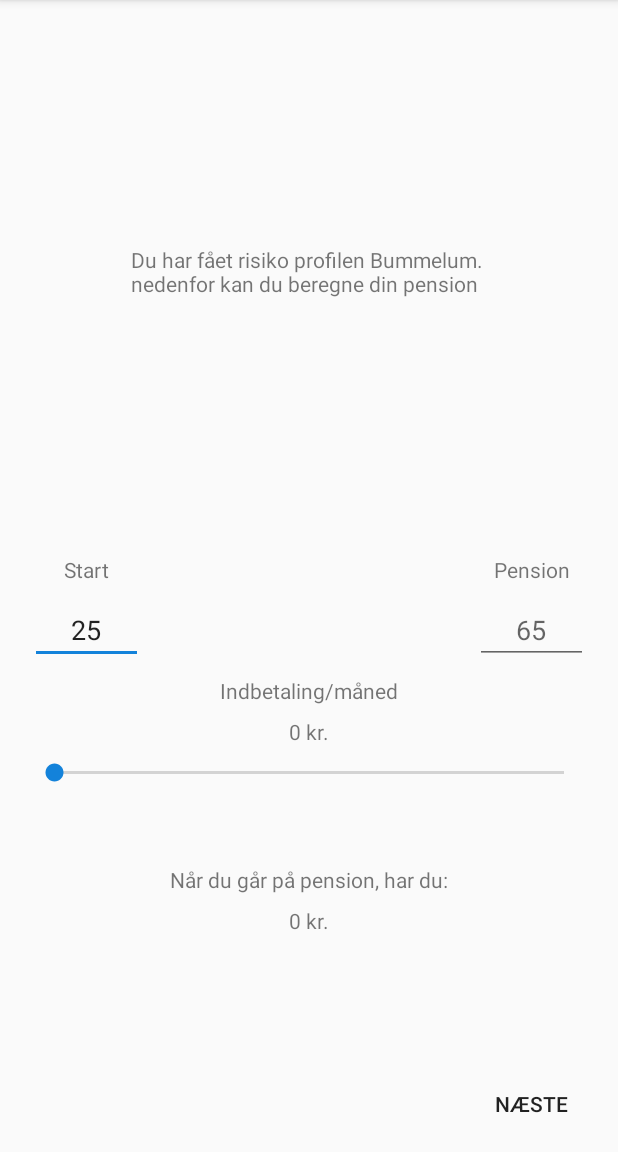
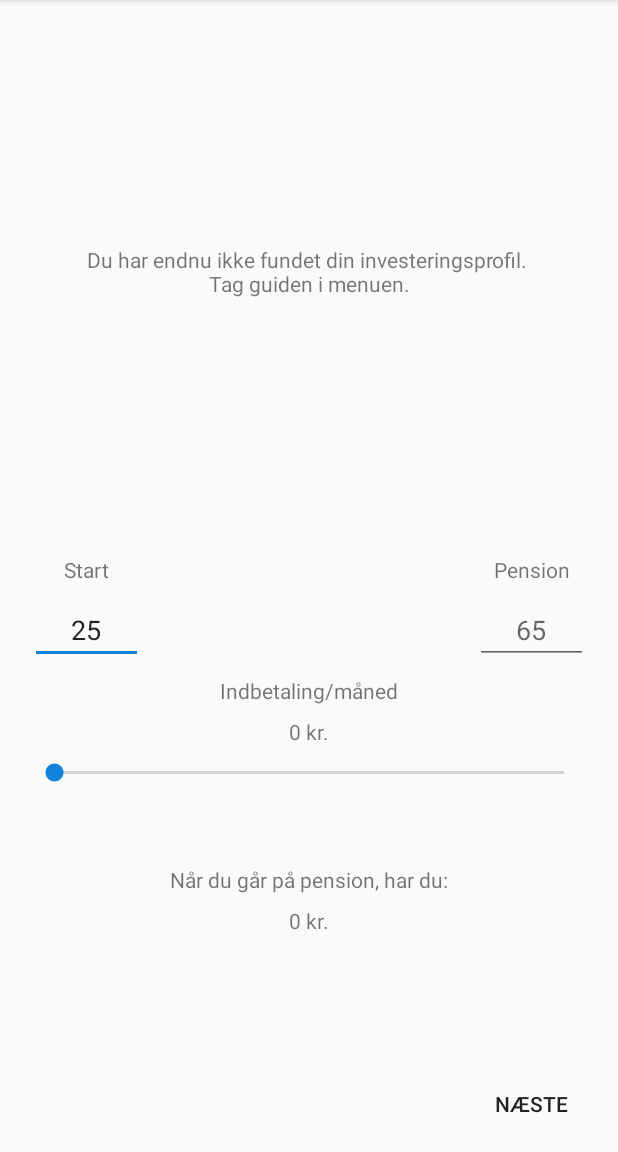
Before and after one commit to s147300/final_pensionconsult, an Android app: the fragment PensionCalc placed in its activity, in the side drawer, after a tap on "Pensions Beregning", on a phone screen of 412 x 824 dp, the part 84-1236 px from its top. Run offline under Robolectric (Android 15) with nearby library versions, the phone set to English and light mode, and no system bars; libraries missing offline, so code that uses them is left out: com.jjoe64.graphview; 2 statements that could not run were skipped.

Commit message:
Finishing touches. Attempt to implement graphs, but without luck due to viewpager not refreshing fragments.

```diff
--- a/app/build.gradle
+++ b/app/build.gradle
@@ -46,9 +46,9 @@ dependencies {
     compile 'com.android.support:appcompat-v7:26.+'
     compile 'com.android.support:design:26.+'
     compile 'com.android.support.constraint:constraint-layout:1.0.2'
-    compile "com.androidplot:androidplot-core:1.5.3"
     compile 'com.sun.mail:android-mail:1.6.0'
     compile 'com.sun.mail:android-activation:1.6.0'
+    compile 'com.jjoe64:graphview:4.2.1'
     testCompile 'junit:junit:4.12'
 }
 
--- a/app/src/main/java/com/example/jonathanlarsen/pensionconsultmainpage/Logic/PensionCalculates.java
+++ b/app/src/main/java/com/example/jonathanlarsen/pensionconsultmainpage/Logic/PensionCalculates.java
@@ -19,7 +19,7 @@ public class PensionCalculates {
     private float inflation = 1.02f;
     private float inflationPercent = (inflation - 1.00f) * 100;
 
-    private Number[] monthtlyStatus;
+    private int[] monthtlyStatus;
 
     public void setPensionStart(int start) { this.pensionSavingStart = start; }
     public void setPensionEnd(int end) { this.pensionSavingEnd = end; }
@@ -29,7 +29,7 @@ public class PensionCalculates {
     public int getRentIncome() { return rentIncome; }
     public float getRent() { return  interestRate * 100; }
     public float getInflation() { return (float) Math.rint(inflationPercent); }
-    public Number[] getMonthtlyStatus() { return monthtlyStatus; }
+    public int[] getMonthtlyStatus() { return monthtlyStatus; }
     public int getYears() { return years; }
 
 
@@ -40,7 +40,7 @@ public class PensionCalculates {
 
     private void calculateResult() {
         years = pensionSavingEnd - pensionSavingStart;
-        monthtlyStatus = new Number[years];
+        monthtlyStatus = new int[years];
 
         float tmpResult = 0;
         for (int i = 0; i < years; i++) {
@@ -51,7 +51,7 @@ public class PensionCalculates {
             monthtlyStatus[i] = (int) (tmpResult * laborMarket * tax * inflation);
         }
 
-        tmpResult = tmpResult * laborMarket * tax * inflation;
+        tmpResult = monthtlyStatus[years-1];
 
         // parse result to an int
         result = (int) tmpResult;
--- a/app/src/main/java/com/example/jonathanlarsen/pensionconsultmainpage/fragments/PensionCalc.java
+++ b/app/src/main/java/com/example/jonathanlarsen/pensionconsultmainpage/fragments/PensionCalc.java
@@ -1,10 +1,13 @@
 package com.example.jonathanlarsen.pensionconsultmainpage.fragments;
 
 
+import android.content.Context;
+import android.content.SharedPreferences;
 import android.os.Bundle;
 import android.support.v4.app.Fragment;
+import android.support.v4.app.FragmentStatePagerAdapter;
 import android.support.v4.view.ViewPager;
-import android.text.TextUtils;
+import android.view.Gravity;
 import android.view.LayoutInflater;
 import android.view.View;
 import android.view.ViewGroup;
@@ -12,6 +15,7 @@ import android.widget.Button;
 import android.widget.TextView;
 
 import com.example.jonathanlarsen.pensionconsultmainpage.Logic.PensionCalcPageAdapter;
+import com.example.jonathanlarsen.pensionconsultmainpage.Logic.PensionCalculates;
 import com.example.jonathanlarsen.pensionconsultmainpage.R;
 
 /**
@@ -19,12 +23,26 @@ import com.example.jonathanlarsen.pensionconsultmainpage.R;
  */
 public class PensionCalc extends Fragment implements View.OnClickListener, ViewPager.OnPageChangeListener {
 
+    private String txtPageOneChosen = "Din investeringsprofil er:\n";
+    private final String txtPageOneNotChosen = "Du har endnu ikke fundet din investeringsprofil. \n" +
+            "Tag guiden i menuen.";
+
+    private final String txtPageTwo = "Under udvikling";
+    private final String txtPageThree = "Også under udvikling";
+
+    private boolean testTaken = false;
+
+    private SharedPreferences prefs;
+
+    public static PensionCalculates pensionCalc;
+
     private ViewPager viewPager;
 
     private Button prev;
     private Button next;
 
     private TextView text;
+    PensionCalcPageAdapter pageAdapter;
 
     @Override
     public View onCreateView(LayoutInflater inflater, ViewGroup container,
@@ -32,9 +50,22 @@ public class PensionCalc extends Fragment implements View.OnClickListener, ViewP
         // Inflate the layout for this fragment
         View view = inflater.inflate(R.layout.fragment_pension_calc, container, false);
 
+        // Static object of pension calculator
+        // It's used in both calculator view and graph view (PensionCalc One-Three)
+        pensionCalc = new PensionCalculates();
+
         text = (TextView) view.findViewById(R.id.tv_pensionCalc);
-        text.setText("Du har fået risiko profilen Bummelum. \n" +
-        "nedenfor kan du beregne din pension");
+
+        prefs = this.getActivity().getSharedPreferences("investmentprofile", Context.MODE_PRIVATE);
+
+        if (prefs.getBoolean("chosen", false)) {
+            txtPageOneChosen = txtPageOneChosen + prefs.getString("profile", "DEFAULT");
+            testTaken = true;
+            text.setText(txtPageOneChosen);
+        }else {
+            text.setText(txtPageOneNotChosen);
+        }
+        text.setGravity(Gravity.CENTER);
 
         prev = (Button) view.findViewById(R.id.btn_prev);
         next = (Button) view.findViewById(R.id.btn_next);
@@ -43,7 +74,7 @@ public class PensionCalc extends Fragment implements View.OnClickListener, ViewP
         next.setOnClickListener(this);
 
         viewPager = view.findViewById(R.id.view_pager);
-        PensionCalcPageAdapter pageAdapter = new PensionCalcPageAdapter(getFragmentManager());
+        pageAdapter = new PensionCalcPageAdapter(getFragmentManager());
         viewPager.setAdapter(pageAdapter);
         viewPager.addOnPageChangeListener(this);
 
@@ -56,12 +87,12 @@ public class PensionCalc extends Fragment implements View.OnClickListener, ViewP
     @Override
     public void onClick(View view) {
 
-        switch(view.getId()) {
+        switch (view.getId()) {
             case R.id.btn_prev:
-                viewPager.setCurrentItem(viewPager.getCurrentItem()-1);
+                viewPager.setCurrentItem(viewPager.getCurrentItem() - 1);
                 break;
             case R.id.btn_next:
-                viewPager.setCurrentItem((viewPager.getCurrentItem()+1));
+                viewPager.setCurrentItem((viewPager.getCurrentItem() + 1));
                 break;
             default:
                 break;
@@ -69,23 +100,34 @@ public class PensionCalc extends Fragment implements View.OnClickListener, ViewP
     }
 
     @Override
-    public void onPageScrolled(int position, float positionOffset, int positionOffsetPixels) {}
+    public void onPageScrolled(int position, float positionOffset, int positionOffsetPixels) {
+    }
 
     @Override
     public void onPageSelected(int position) {
         switch (position) {
             case 0:
                 prev.setVisibility(View.INVISIBLE);
+                if (testTaken) {
+                    text.setText(txtPageOneChosen);
+                } else {
+                    text.setText(txtPageOneNotChosen);
+                }
+                text.setGravity(Gravity.CENTER);
                 break;
             case 1:
                 prev.setVisibility(View.VISIBLE);
                 next.setVisibility(View.VISIBLE);
+                text.setText(txtPageTwo);
                 break;
             case 2:
                 next.setVisibility(View.INVISIBLE);
+                text.setText(txtPageThree);
         }
     }
 
     @Override
-    public void onPageScrollStateChanged(int state) {}
+    public void onPageScrollStateChanged(int state) {
+    }
+
 }
--- a/app/src/main/java/com/example/jonathanlarsen/pensionconsultmainpage/fragments/pensioncalculates/PensionCalcTwo.java
+++ b/app/src/main/java/com/example/jonathanlarsen/pensionconsultmainpage/fragments/pensioncalculates/PensionCalcTwo.java
@@ -1,4 +1,9 @@
 package com.example.jonathanlarsen.pensionconsultmainpage.fragments.pensioncalculates;
+
+/* This class does not work properly.
+For this to work, i require a refresh fragment on a viewpager,
+and
+ */
 
 
 import android.os.Bundle;
@@ -7,28 +12,20 @@ import android.view.LayoutInflater;
 import android.view.View;
 import android.view.ViewGroup;
 
-import com.androidplot.xy.SimpleXYSeries;
-import com.androidplot.xy.XYGraphWidget;
-import com.androidplot.xy.XYPlot;
-import com.androidplot.xy.XYSeries;
 import com.example.jonathanlarsen.pensionconsultmainpage.R;
-import com.example.jonathanlarsen.pensionconsultmainpage.fragments.PensionCalc;
+import com.jjoe64.graphview.GraphView;
+import com.jjoe64.graphview.series.DataPoint;
+import com.jjoe64.graphview.series.LineGraphSeries;
 
-import java.text.FieldPosition;
-import java.text.Format;
-import java.text.ParsePosition;
-import java.util.Arrays;
+import static com.example.jonathanlarsen.pensionconsultmainpage.fragments.PensionCalc.pensionCalc;
 
-import static com.example.jonathanlarsen.pensionconsultmainpage.fragments.pensioncalculates.PensionCalcOne.pensionCalc;
-
-/**
- * A simple {@link Fragment} subclass.
- */
 public class PensionCalcTwo extends Fragment {
 
-    private XYPlot plot;
-    private Number plotSeries1[];
-    private int[] domainLabels;
+    private LineGraphSeries<DataPoint> series;
+    private GraphView graph;
+
+    private int years;
+    private int[] dataYValues;
 
     @Override
     public View onCreateView(LayoutInflater inflater, ViewGroup container,
@@ -36,37 +33,47 @@ public class PensionCalcTwo extends Fragment {
         // Inflate the layout for this fragment
         View view = inflater.inflate(R.layout.fragment_pension_calc_two, container, false);
 
-        plot = (XYPlot) view.findViewById(R.id.plot);
+        graph = (GraphView) view.findViewById(R.id.graph_two);
 
-        // Use static object of pension calculates
-        plotSeries1 = pensionCalc.getMonthtlyStatus();
-
-        int years = pensionCalc.getYears();
-        domainLabels = new int[years];
-
-        for (int i = 0; i < years; i++) {
-            domainLabels[i] = i + 1;
-        }
-
-        plotSeries1 = pensionCalc.getMonthtlyStatus();
-
-        XYSeries series1 = new SimpleXYSeries(
-                Arrays.asList(plotSeries1), SimpleXYSeries.ArrayFormat.Y_VALS_ONLY, "Series1");
-
-
-        plot.getGraph().getLineLabelStyle(XYGraphWidget.Edge.BOTTOM).setFormat(new Format() {
-            @Override
-            public StringBuffer format(Object obj, StringBuffer toAppendTo, FieldPosition pos) {
-                int i = Math.round(((Number) obj).floatValue());
-                return toAppendTo.append(domainLabels[i]);
-            }
-            @Override
-            public Object parseObject(String source, ParsePosition pos) {
-                return null;
-            }
-        });
+        refreshGraph();
 
         return view;
     }
 
+//    private DataPoint[] getDataPoint() {
+//        DataPoint[] dataPoints = new DataPoint[years];
+//        for (int i = 0; i < years; i++) {
+//            DataPoint dp = new DataPoint(i, dataYValues[i]);
+//            dataPoints[i] = dp;
+//            System.out.println("test(" + i + "): " + dataPoints[i]);
+//        }
+//        return dataPoints;
+//    }
+
+    private void refreshGraph() {
+        series = new LineGraphSeries<>();
+
+        System.out.println("år: " + years);
+
+        years = pensionCalc.getYears();
+        dataYValues = pensionCalc.getMonthtlyStatus();
+
+        if (dataYValues != null) {
+            if (dataYValues.length == years) {
+                appendData();
+                graph.addSeries(series);
+            }
+        }
+    }
+
+    private void appendData() {
+        for (int i = 0; i < years; i++) {
+            series.appendData(new DataPoint(i, dataYValues[i]), true, years);
+            System.out.println("Test" + i + dataYValues[i]);
+        }
+    }
+
+    public void test() {
+        getFragmentManager().beginTransaction().detach(this).attach(this).commit();
+    }
 }
--- a/app/src/main/res/menu/activity_front_page_drawer.xml
+++ b/app/src/main/res/menu/activity_front_page_drawer.xml
@@ -12,12 +12,12 @@
             android:title="Nyheder" />
         <item
             android:id="@+id/nav_pension_calc"
-            android:icon="@drawable/ic_menu_gallery"
+            android:icon="@drawable/pensioncalc"
             android:title="Pensions Beregning" />
         <item
             android:id="@+id/nav_test"
-            android:icon="@drawable/ic_settings_black_24dp"
-            android:title="Investerings profiltest" />
+            android:icon="@drawable/investmentprofile"
+            android:title="Investerings Profilguide" />
     </group>
 
     <item android:title="Kontakt">
--- a/app/src/main/res/values/colors.xml
+++ b/app/src/main/res/values/colors.xml
@@ -2,7 +2,7 @@
 <resources>
     <color name="colorPrimary">#1382da</color>
     <color name="colorPrimaryLessOpacity">#421382da</color>
-
+    <color name="ap_black">#000</color>
     <color name="colorPrimaryDark">#454545</color>
     <color name="colorAccent">#1382da</color>
     <color name="unchecked">#BDBDBD</color>
```
Also changed, not shown: app/src/main/java/com/example/jonathanlarsen/pensionconsultmainpage/Logic/PensionCalcPageAdapter.java (+6 -5 lines), app/src/main/java/com/example/jonathanlarsen/pensionconsultmainpage/TestResult.java (+25 -8 lines), app/src/main/java/com/example/jonathanlarsen/pensionconsultmainpage/fragments/pensioncalculates/PensionCalcOne.java (+4 -5 lines), app/src/main/res/layout/fragment_pension_calc_three.xml (+0 -11 lines), app/src/main/res/layout/fragment_pension_calc_two.xml (+4 -12 lines), app/src/main/res/drawable/investmentprofile.png (added), app/src/main/res/drawable/pensioncalc.png (added).
